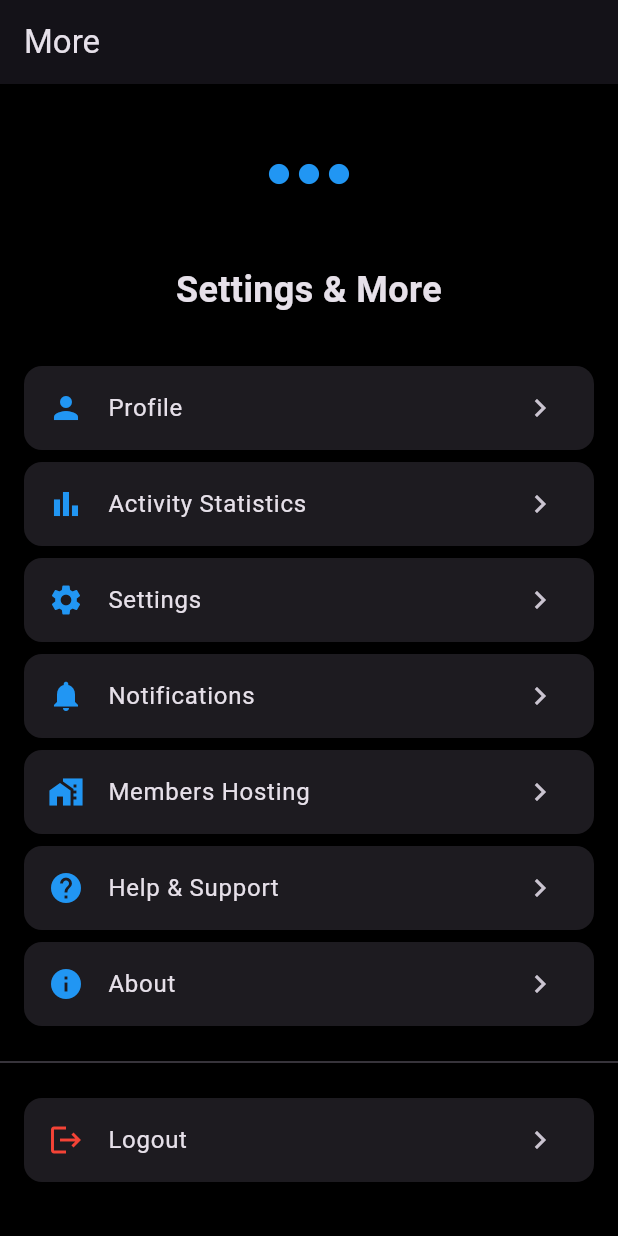
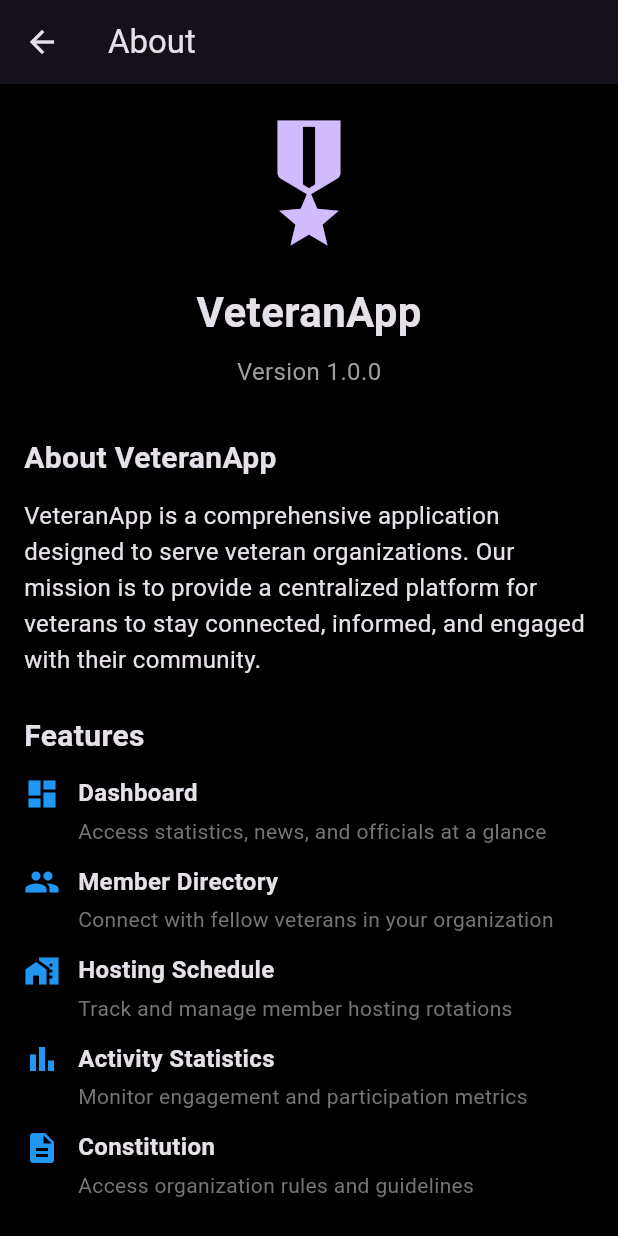
Before and after one commit to beetsolutions/veteran-app, a Flutter app: the MoreTab screen opened directly, after a tap on "About", on a phone screen of 412 x 824 dp. Run offline on Flutter 3.47's test engine with Material 3 defaults, Android fonts, the phone set to English and light mode, and no system bars.

Commit message:
Add about screen and wire up navigation from more screen
Co-authored-by: beetsolutions <10226675+beetsolutions@users.noreply.github.com>

```diff
--- /dev/null
+++ b/lib/screens/about_screen.dart
@@ -0,0 +1,224 @@
+import 'package:flutter/material.dart';
+
+class AboutScreen extends StatelessWidget {
+  const AboutScreen({super.key});
+
+  @override
+  Widget build(BuildContext context) {
+    return Scaffold(
+      appBar: AppBar(
+        title: const Text('About'),
+      ),
+      body: SingleChildScrollView(
+        child: Padding(
+          padding: const EdgeInsets.all(16.0),
+          child: Column(
+            crossAxisAlignment: CrossAxisAlignment.start,
+            children: [
+              // App Icon and Name
+              Center(
+                child: Column(
+                  children: [
+                    Icon(
+                      Icons.military_tech,
+                      size: 100,
+                      color: Theme.of(context).colorScheme.primary,
+                    ),
+                    const SizedBox(height: 16),
+                    const Text(
+                      'VeteranApp',
+                      style: TextStyle(
+                        fontSize: 28,
+                        fontWeight: FontWeight.bold,
+                      ),
+                    ),
+                    const SizedBox(height: 8),
+                    const Text(
+                      'Version 1.0.0',
+                      style: TextStyle(
+                        fontSize: 16,
+                        color: Colors.grey,
+                      ),
+                    ),
+                  ],
+                ),
+              ),
+              const SizedBox(height: 32),
+
+              // Description
+              const Text(
+                'About VeteranApp',
+                style: TextStyle(
+                  fontSize: 20,
+                  fontWeight: FontWeight.bold,
+                ),
+              ),
+              const SizedBox(height: 12),
+              const Text(
+                'VeteranApp is a comprehensive application designed to serve veteran organizations. '
+                'Our mission is to provide a centralized platform for veterans to stay connected, '
+                'informed, and engaged with their community.',
+                style: TextStyle(
+                  fontSize: 16,
+                  height: 1.5,
+                ),
+              ),
+              const SizedBox(height: 24),
+
+              // Features Section
+              const Text(
+                'Features',
+                style: TextStyle(
+                  fontSize: 20,
+                  fontWeight: FontWeight.bold,
+                ),
+              ),
+              const SizedBox(height: 12),
+              _buildFeatureItem(
+                icon: Icons.dashboard,
+                title: 'Dashboard',
+                description: 'Access statistics, news, and officials at a glance',
+              ),
+              _buildFeatureItem(
+                icon: Icons.people,
+                title: 'Member Directory',
+                description: 'Connect with fellow veterans in your organization',
+              ),
+              _buildFeatureItem(
+                icon: Icons.home_work,
+                title: 'Hosting Schedule',
+                description: 'Track and manage member hosting rotations',
+              ),
+              _buildFeatureItem(
+                icon: Icons.bar_chart,
+                title: 'Activity Statistics',
+                description: 'Monitor engagement and participation metrics',
+              ),
+              _buildFeatureItem(
+                icon: Icons.description,
+                title: 'Constitution',
+                description: 'Access organization rules and guidelines',
+              ),
+              const SizedBox(height: 24),
+
+              // Contact Section
+              const Text(
+                'Contact & Support',
+                style: TextStyle(
+                  fontSize: 20,
+                  fontWeight: FontWeight.bold,
+                ),
+              ),
+              const SizedBox(height: 12),
+              _buildInfoCard(
+                icon: Icons.email,
+                title: 'Email',
+                content: 'support@veteranapp.com',
+              ),
+              _buildInfoCard(
+                icon: Icons.web,
+                title: 'Website',
+                content: 'www.veteranapp.com',
+              ),
+              const SizedBox(height: 24),
+
+              // Legal Section
+              const Text(
+                'Legal',
+                style: TextStyle(
+                  fontSize: 20,
+                  fontWeight: FontWeight.bold,
+                ),
+              ),
+              const SizedBox(height: 12),
+              _buildLegalItem('Privacy Policy'),
+              _buildLegalItem('Terms of Service'),
+              _buildLegalItem('Open Source Licenses'),
+              const SizedBox(height: 24),
+
+              // Copyright
+              Center(
+                child: Text(
+                  '© 2026 VeteranApp. All rights reserved.',
+                  style: TextStyle(
+                    fontSize: 14,
+                    color: Colors.grey[600],
+                  ),
+                  textAlign: TextAlign.center,
+                ),
+              ),
+              const SizedBox(height: 16),
+            ],
+          ),
+        ),
+      ),
+    );
+  }
+
+  Widget _buildFeatureItem({
+    required IconData icon,
+    required String title,
+    required String description,
+  }) {
+    return Padding(
+      padding: const EdgeInsets.only(bottom: 12.0),
+      child: Row(
+        crossAxisAlignment: CrossAxisAlignment.start,
+        children: [
+          Icon(icon, color: Colors.blue, size: 24),
+          const SizedBox(width: 12),
+          Expanded(
+            child: Column(
+              crossAxisAlignment: CrossAxisAlignment.start,
+              children: [
+                Text(
+                  title,
+                  style: const TextStyle(
+                    fontSize: 16,
+                    fontWeight: FontWeight.w600,
+                  ),
+                ),
+                const SizedBox(height: 4),
+                Text(
+                  description,
+                  style: TextStyle(
+                    fontSize: 14,
+                    color: Colors.grey[600],
+                  ),
+                ),
+              ],
+            ),
+          ),
+        ],
+      ),
+    );
+  }
+
+  Widget _buildInfoCard({
+    required IconData icon,
+    required String title,
+    required String content,
+  }) {
+    return Card(
+      margin: const EdgeInsets.only(bottom: 8),
+      child: ListTile(
+        leading: Icon(icon, color: Colors.blue),
+        title: Text(title),
+        subtitle: Text(content),
+      ),
+    );
+  }
+
+  Widget _buildLegalItem(String title) {
+    return Card(
+      margin: const EdgeInsets.only(bottom: 8),
+      child: ListTile(
+        title: Text(title),
+        trailing: const Icon(Icons.chevron_right),
+        onTap: () {
+          // Navigate to respective legal page
+        },
+      ),
+    );
+  }
+}
--- a/lib/screens/tab_screens/more_tab.dart
+++ b/lib/screens/tab_screens/more_tab.dart
@@ -2,6 +2,7 @@ import 'package:flutter/material.dart';
 import '../login_screen.dart';
 import '../members_hosting_screen.dart';
 import '../activity_statistics_screen.dart';
+import '../about_screen.dart';
 
 class MoreTab extends StatelessWidget {
   const MoreTab({super.key});
@@ -92,7 +93,12 @@ class MoreTab extends StatelessWidget {
             icon: Icons.info,
             title: 'About',
             onTap: () {
-              // Navigate to about
+              Navigator.push(
+                context,
+                MaterialPageRoute(
+                  builder: (context) => const AboutScreen(),
+                ),
+              );
             },
           ),
           const Divider(height: 40),
```
Also changed, not shown: 2 other files.
